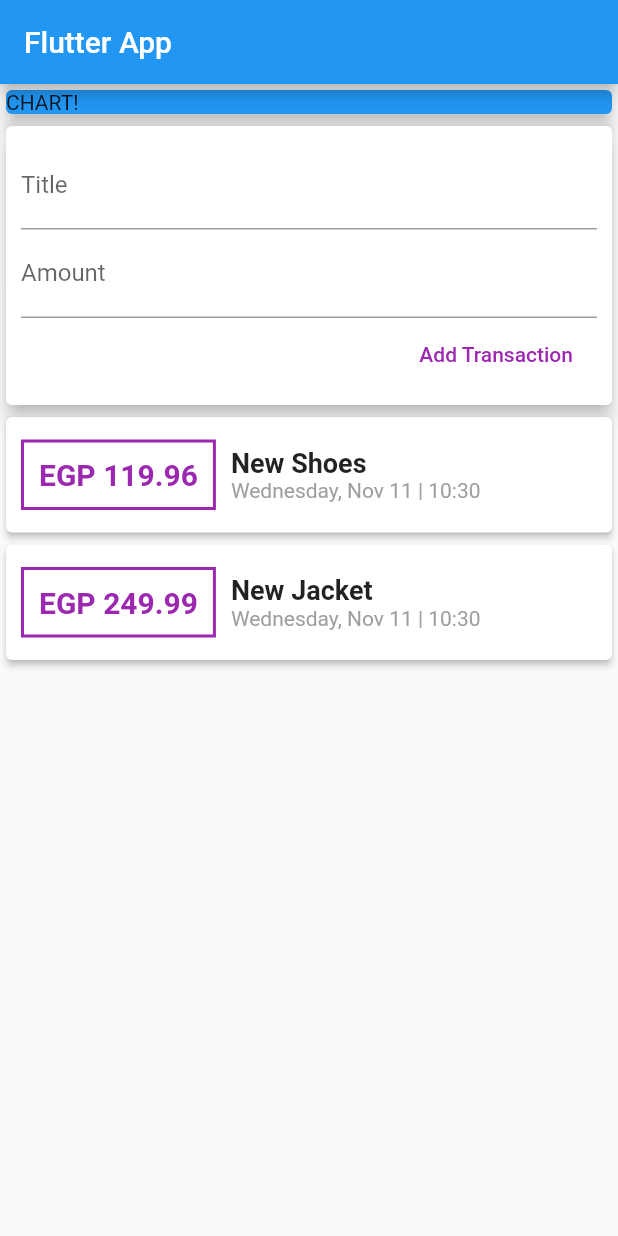
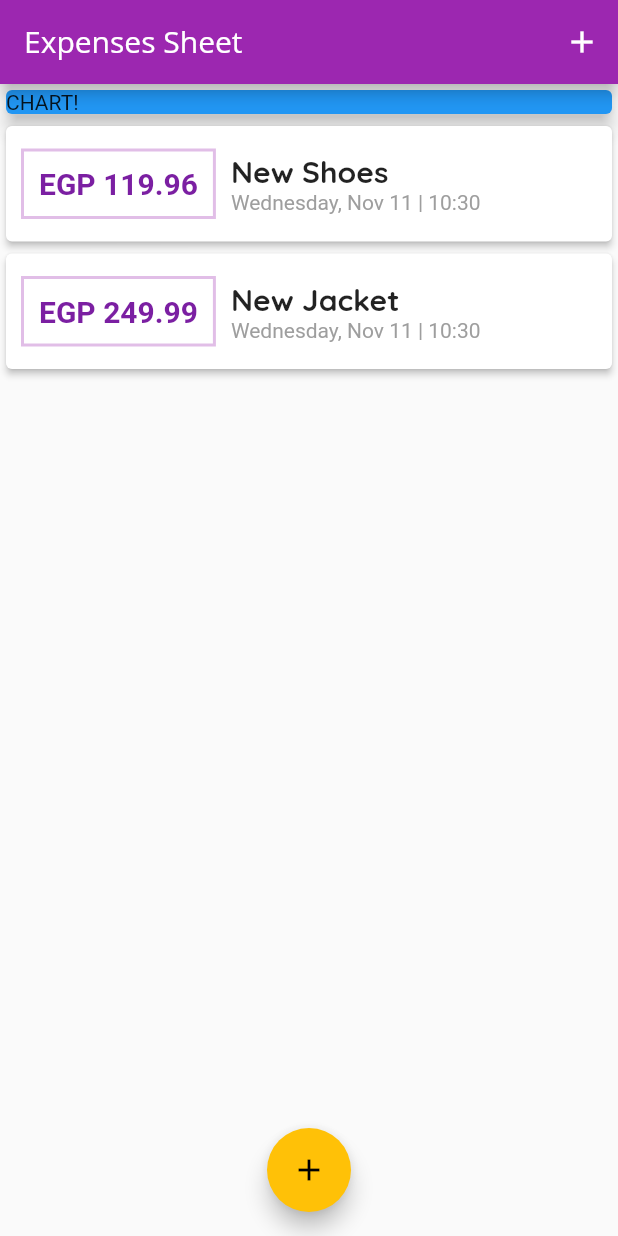
Before and after one commit to MedhatMohamed5/expenses_sheet, a Flutter app: the screen it shows after launch, on a phone screen of 412 x 824 dp. Run offline on Flutter 3.47's test engine with Material 2 defaults, Android fonts, the phone set to English and light mode, and no system bars.

Commit message:
From work

```diff
--- a/lib/main.dart
+++ b/lib/main.dart
@@ -1,5 +1,9 @@
-import './widgets/user_transactions.dart';
+import './widgets/new_transaction.dart';
 
+//import './widgets/user_transactions.dart';
+
+import './widgets/transaction_list.dart';
+import './models/transaction.dart';
 import 'package:flutter/material.dart';
 
 void main() {
@@ -11,18 +15,95 @@ class MyApp extends StatelessWidget {
   @override
   Widget build(BuildContext context) {
     return MaterialApp(
-      title: 'Flutter App',
+      title: 'Expenses Sheet',
+      theme: ThemeData(
+        primarySwatch: Colors.purple,
+        accentColor: Colors.amber,
+        fontFamily: 'QuickSand',
+        textTheme: ThemeData.light().textTheme.copyWith(
+              headline6: TextStyle(
+                fontFamily: 'QuickSand',
+                fontSize: 20,
+                fontWeight: FontWeight.bold,
+              ),
+            ),
+        appBarTheme: AppBarTheme(
+          textTheme: ThemeData.light().textTheme.copyWith(
+                headline6: TextStyle(
+                  fontFamily: 'OpenSans',
+                  fontSize: 20,
+                ),
+              ),
+        ),
+      ),
       home: MyHomePage(),
     );
   }
 }
 
-class MyHomePage extends StatelessWidget {
+class MyHomePage extends StatefulWidget {
+  @override
+  _MyHomePageState createState() => _MyHomePageState();
+}
+
+class _MyHomePageState extends State<MyHomePage> {
+  final List<Transaction> _userTransactions = [
+    Transaction(
+      id: 't1',
+      title: 'New Shoes',
+      amount: 119.959,
+      transDate: DateTime.now(),
+    ),
+    Transaction(
+      id: 't2',
+      title: 'New Jacket',
+      amount: 249.99,
+      transDate: DateTime.now(),
+    ),
+  ];
+
+  void _addNewTransaction(String title, double amount) {
+    final transaction = Transaction(
+      amount: amount,
+      title: title,
+      id: DateTime.now().toString(),
+      transDate: DateTime.now(),
+    );
+
+    setState(() {
+      _userTransactions.add(transaction);
+    });
+  }
+
+  void _startAddNewTransaction(BuildContext ctx) {
+    showModalBottomSheet(
+      context: ctx,
+      builder: (_) {
+        return GestureDetector(
+          child: NewTransaction(_addNewTransaction),
+          onTap: () {},
+          behavior: HitTestBehavior.opaque,
+        );
+      },
+    );
+  }
+
   @override
   Widget build(BuildContext context) {
     return Scaffold(
       appBar: AppBar(
-        title: Text('Flutter App'),
+        title: Text(
+          'Expenses Sheet',
+          style: TextStyle(
+            fontFamily: 'OpenSans',
+          ),
+        ),
+        actions: [
+          IconButton(
+            icon: Icon(Icons.add),
+            onPressed: () => _startAddNewTransaction(context),
+          ),
+        ],
       ),
       body: SingleChildScrollView(
         child: Column(
@@ -40,11 +121,18 @@ class MyHomePage extends StatelessWidget {
               child: Text('LIST OF TX'),
             ),*/
             // NewTransaction(),
-            // TransactionList()
-            UserTransactions()
+            TransactionList(_userTransactions),
+            //UserTransactions()
           ],
         ),
       ),
+      floatingActionButton: FloatingActionButton(
+        onPressed: () => _startAddNewTransaction(context),
+        child: Icon(
+          Icons.add,
+        ),
+      ),
+      floatingActionButtonLocation: FloatingActionButtonLocation.centerFloat,
     );
   }
 }
--- a/lib/widgets/transaction_list_item.dart
+++ b/lib/widgets/transaction_list_item.dart
@@ -20,7 +20,7 @@ class TransactionItem extends StatelessWidget {
             ),
             decoration: BoxDecoration(
               border: Border.all(
-                color: Colors.purple,
+                color: Theme.of(context).primaryColorLight,
                 width: 2,
               ),
             ),
@@ -30,7 +30,7 @@ class TransactionItem extends StatelessWidget {
               style: TextStyle(
                 fontWeight: FontWeight.bold,
                 fontSize: 20,
-                color: Colors.purple,
+                color: Theme.of(context).primaryColorDark,
               ),
             ),
           ),
@@ -39,10 +39,7 @@ class TransactionItem extends StatelessWidget {
             children: [
               Text(
                 _trans.title,
-                style: TextStyle(
-                  fontSize: 18,
-                  fontWeight: FontWeight.bold,
-                ),
+                style: Theme.of(context).textTheme.headline6,
               ),
               Text(
                 DateFormat('EEEE, MMM dd | HH:mm').format(_trans.transDate),
--- a/lib/widgets/user_transactions.dart
+++ b/lib/widgets/user_transactions.dart
@@ -36,6 +36,7 @@ class _UserTransactionsState extends State<UserTransactions> {
 
     setState(() {
       _userTransactions.add(transaction);
+      print(_userTransactions);
     });
   }
 
```
Also changed, not shown: lib/widgets/new_transaction.dart (+26 -9 lines), pubspec.yaml (+14 -6 lines), assets/fonts/OpenSans-Bold.ttf (added), assets/fonts/OpenSans-Regular.ttf (added), assets/fonts/Quicksand-Bold.ttf (added), assets/fonts/Quicksand-Light.ttf (added), assets/fonts/Quicksand-Medium.ttf (added), assets/fonts/Quicksand-Regular.ttf (added).
